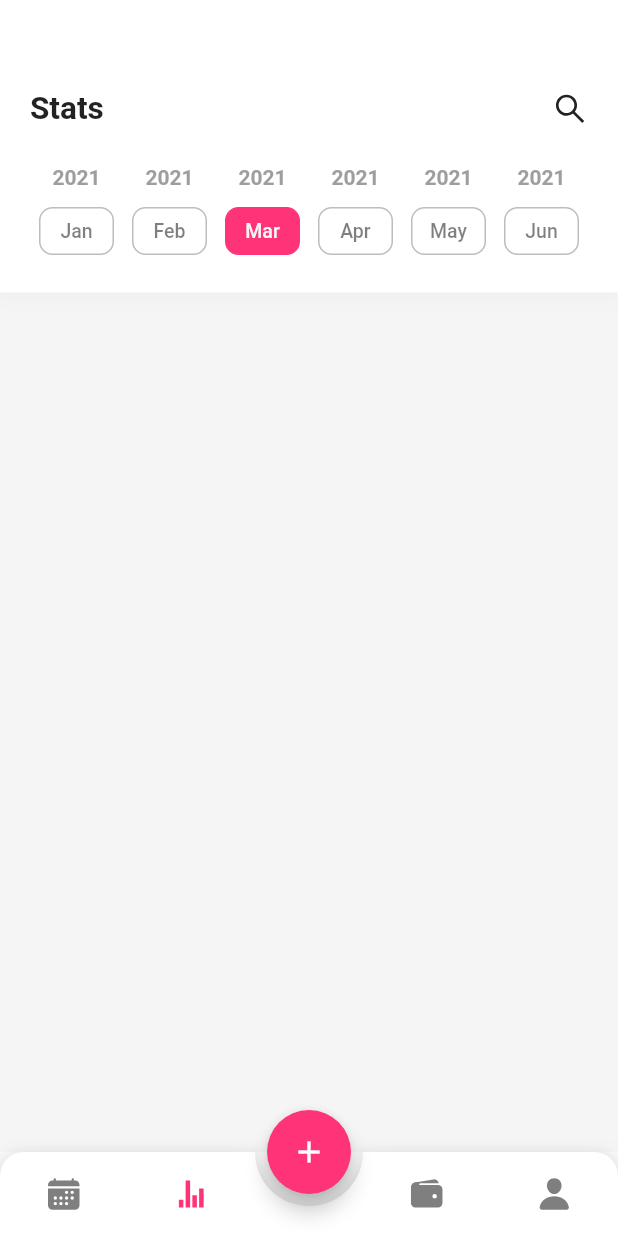
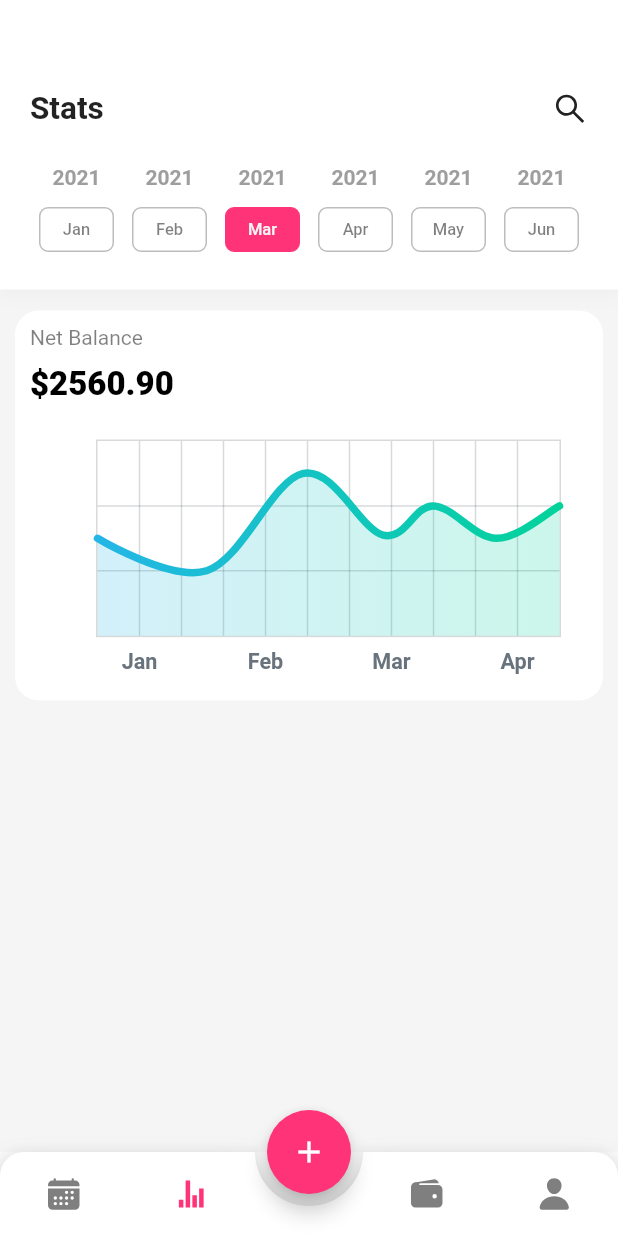
Before and after one commit to sabil62/budget, a Flutter app: the screen it shows after launch, item 2 of the bottom bar chosen, on a phone screen of 412 x 824 dp. Run offline on Flutter 3.47's test engine with Material 2 defaults, Android fonts, the phone set to English and light mode, and no system bars; drawn by our look-alikes of animated_bottom_navigation_bar, fl_chart; our stand-ins replace flutter_icons.

Commit message:
line chart fl and modifying

```diff
--- a/lib/pages/stats_page.dart
+++ b/lib/pages/stats_page.dart
@@ -1,5 +1,6 @@
 import 'package:budget/json/stats_json.dart';
 import 'package:budget/themes/colors.dart';
+import 'package:budget/widgets/lineChart.dart';
 import 'package:flutter/material.dart';
 import 'package:flutter_icons/flutter_icons.dart';
 
@@ -74,7 +75,7 @@ class _StatsAppState extends State<StatsApp> {
                                 height: 12,
                               ),
                               Container(
-                                height: 32,
+                                height: 30,
                                 width: 50,
                                 decoration: BoxDecoration(
                                     border: Border.all(
@@ -84,7 +85,7 @@ class _StatsAppState extends State<StatsApp> {
                                     color: index == monthIndex
                                         ? primary
                                         : Colors.transparent,
-                                    borderRadius: BorderRadius.circular(9)),
+                                    borderRadius: BorderRadius.circular(6)),
                                 child: Center(
                                   child: Text(
                                     stats[index]["month"],
@@ -93,7 +94,7 @@ class _StatsAppState extends State<StatsApp> {
                                             ? Colors.grey[100]
                                             : Colors.black.withOpacity(0.5),
                                         fontWeight: FontWeight.w500,
-                                        fontSize: 13),
+                                        fontSize: 11),
                                   ),
                                 ),
                               )
@@ -106,6 +107,42 @@ class _StatsAppState extends State<StatsApp> {
                 ],
               ),
             ),
+          ),
+          SizedBox(
+            height: 4,
+          ),
+          Padding(
+            padding: const EdgeInsets.all(10.0),
+            child: Container(
+              width: double.infinity,
+              height: 260,
+              decoration: BoxDecoration(
+                  borderRadius: BorderRadius.circular(16), color: Colors.white),
+              child: Padding(
+                padding: const EdgeInsets.all(10.0),
+                child: Column(
+                  crossAxisAlignment: CrossAxisAlignment.start,
+                  children: [
+                    Text(
+                      "Net Balance",
+                      style: TextStyle(
+                          fontSize: 14, color: Colors.black.withOpacity(0.5)),
+                    ),
+                    SizedBox(
+                      height: 10,
+                    ),
+                    Text(
+                      "\$2560.90",
+                      style: TextStyle(
+                          color: Colors.black,
+                          fontWeight: FontWeight.w800,
+                          fontSize: 22),
+                    ),
+                    LineChartOurs()
+                  ],
+                ),
+              ),
+            ),
           )
         ],
       ),
--- /dev/null
+++ b/lib/widgets/lineChart.dart
@@ -0,0 +1,267 @@
+import 'package:fl_chart/fl_chart.dart';
+import 'package:flutter/material.dart';
+
+class LineChartOurs extends StatefulWidget {
+  @override
+  _LineChartOursState createState() => _LineChartOursState();
+}
+
+class _LineChartOursState extends State<LineChartOurs> {
+  List<Color> gradientColors = [
+    const Color(0xff23b6e6),
+    const Color(0xff02d39a),
+  ];
+
+  bool showAvg = false;
+
+  @override
+  Widget build(BuildContext context) {
+    return Stack(
+      children: <Widget>[
+        AspectRatio(
+          aspectRatio: 1.90,
+          child: Container(
+            decoration: const BoxDecoration(
+              borderRadius: BorderRadius.all(
+                Radius.circular(18),
+              ),
+              // color: Color(0xff232d37)
+            ),
+            child: Padding(
+              padding: const EdgeInsets.only(
+                  right: 18.0, left: 12.0, top: 24, bottom: 10),
+              child: LineChart(
+                showAvg ? avgData() : mainData(),
+              ),
+            ),
+          ),
+        ),
+        SizedBox(
+          width: 60,
+          height: 34,
+          child: FlatButton(
+            onPressed: () {
+              setState(() {
+                showAvg = !showAvg;
+              });
+            },
+            child: Text(
+              'avg',
+              style: TextStyle(
+                  fontSize: 12,
+                  color:
+                      showAvg ? Colors.white.withOpacity(0.5) : Colors.white),
+            ),
+          ),
+        ),
+      ],
+    );
+  }
+
+  LineChartData mainData() {
+    return LineChartData(
+      gridData: FlGridData(
+        show: true,
+        drawVerticalLine: true,
+        getDrawingHorizontalLine: (value) {
+          return FlLine(
+            color: const Color(0xff37434d).withOpacity(0.2),
+            strokeWidth: 1,
+          );
+        },
+        getDrawingVerticalLine: (value) {
+          return FlLine(
+            color: const Color(0xff37434d).withOpacity(0.2),
+            strokeWidth: 1,
+          );
+        },
+      ),
+      titlesData: FlTitlesData(
+        show: true,
+        bottomTitles: SideTitles(
+          showTitles: true,
+          reservedSize: 22,
+          getTextStyles: (value) => const TextStyle(
+              color: Color(0xff68737d),
+              fontWeight: FontWeight.bold,
+              fontSize: 14.4),
+          getTitles: (value) {
+            //case are vertical tiles
+            switch (value.toInt()) {
+              case 1:
+                return 'Jan';
+              case 4:
+                return 'Feb';
+              case 7:
+                return 'Mar';
+              case 10:
+                return 'Apr';
+            }
+            return '';
+          },
+          margin: 8,
+        ),
+        leftTitles: SideTitles(
+          showTitles: true,
+          getTextStyles: (value) => const TextStyle(
+            color: Color(0xff67727d),
+            fontWeight: FontWeight.bold,
+            fontSize: 12.4,
+          ),
+          getTitles: (value) {
+            switch (value.toInt()) {
+              case 1:
+                return '10k';
+              case 3:
+                return '30k';
+              case 5:
+                return '50k';
+            }
+            return '';
+          },
+          reservedSize: 20,
+          margin: 12,
+        ),
+      ),
+      borderData: FlBorderData(
+          show: true,
+          border: Border.all(
+              color: const Color(0xff37434d).withOpacity(0.2), width: 1)),
+      minX: 0,
+      maxX: 11,
+      minY: 0,
+      maxY: 6,
+      lineBarsData: [
+        LineChartBarData(
+          spots: [
+            FlSpot(0, 3),
+            FlSpot(2.6, 2),
+            FlSpot(4.9, 5),
+            FlSpot(6.8, 3.1),
+            FlSpot(8, 4),
+            FlSpot(9.5, 3),
+            FlSpot(11, 4),
+          ],
+          isCurved: true,
+          colors: gradientColors,
+          barWidth: 5,
+          isStrokeCapRound: true,
+          dotData: FlDotData(
+            show: false,
+          ),
+          belowBarData: BarAreaData(
+            show: true,
+            colors:
+                gradientColors.map((color) => color.withOpacity(0.2)).toList(),
+          ),
+        ),
+      ],
+    );
+  }
+
+  LineChartData avgData() {
+    return LineChartData(
+      lineTouchData: LineTouchData(enabled: false),
+      gridData: FlGridData(
+        show: true,
+        drawHorizontalLine: true,
+        getDrawingVerticalLine: (value) {
+          return FlLine(
+            color: const Color(0xff37434d),
+            strokeWidth: 1,
+          );
+        },
+        getDrawingHorizontalLine: (value) {
+          return FlLine(
+            color: const Color(0xff37434d),
+            strokeWidth: 1,
+          );
+        },
+      ),
+      titlesData: FlTitlesData(
+        show: true,
+        bottomTitles: SideTitles(
+          showTitles: true,
+          reservedSize: 22,
+          getTextStyles: (value) => const TextStyle(
+              color: Color(0xff68737d),
+              fontWeight: FontWeight.bold,
+              fontSize: 16),
+          getTitles: (value) {
+            switch (value.toInt()) {
+              case 2:
+                return 'MAR';
+              case 5:
+                return 'JUN';
+              case 8:
+                return 'SEP';
+            }
+            return '';
+          },
+          margin: 8,
+        ),
+        leftTitles: SideTitles(
+          showTitles: true,
+          getTextStyles: (value) => const TextStyle(
+            color: Color(0xff67727d),
+            fontWeight: FontWeight.bold,
+            fontSize: 15,
+          ),
+          getTitles: (value) {
+            switch (value.toInt()) {
+              case 1:
+                return '10k';
+              case 3:
+                return '30k';
+              case 5:
+                return '50k';
+            }
+            return '';
+          },
+          reservedSize: 28,
+          margin: 12,
+        ),
+      ),
+      borderData: FlBorderData(
+          show: true,
+          border: Border.all(color: const Color(0xff37434d), width: 1)),
+      minX: 0,
+      maxX: 11,
+      minY: 0,
+      maxY: 6,
+      lineBarsData: [
+        LineChartBarData(
+          spots: [
+            FlSpot(0, 3.44),
+            FlSpot(2.6, 3.44),
+            FlSpot(4.9, 3.44),
+            FlSpot(6.8, 3.44),
+            FlSpot(8, 3.44),
+            FlSpot(9.5, 3.44),
+            FlSpot(11, 3.44),
+          ],
+          isCurved: true,
+          colors: [
+            ColorTween(begin: gradientColors[0], end: gradientColors[1])
+                .lerp(0.2),
+            ColorTween(begin: gradientColors[0], end: gradientColors[1])
+                .lerp(0.2),
+          ],
+          barWidth: 5,
+          isStrokeCapRound: true,
+          dotData: FlDotData(
+            show: false,
+          ),
+          belowBarData: BarAreaData(show: true, colors: [
+            ColorTween(begin: gradientColors[0], end: gradientColors[1])
+                .lerp(0.2)
+                .withOpacity(0.1),
+            ColorTween(begin: gradientColors[0], end: gradientColors[1])
+                .lerp(0.2)
+                .withOpacity(0.1),
+          ]),
+        ),
+      ],
+    );
+  }
+}
--- a/pubspec.yaml
+++ b/pubspec.yaml
@@ -25,6 +25,7 @@ dependencies:
     sdk: flutter
   flutter_icons: ^1.1.0
   animated_bottom_navigation_bar: ^0.2.1
+  fl_chart: ^0.12.2
 
   # The following adds the Cupertino Icons font to your application.
   # Use with the CupertinoIcons class for iOS style icons.
```
Also changed, not shown: pubspec.lock.
